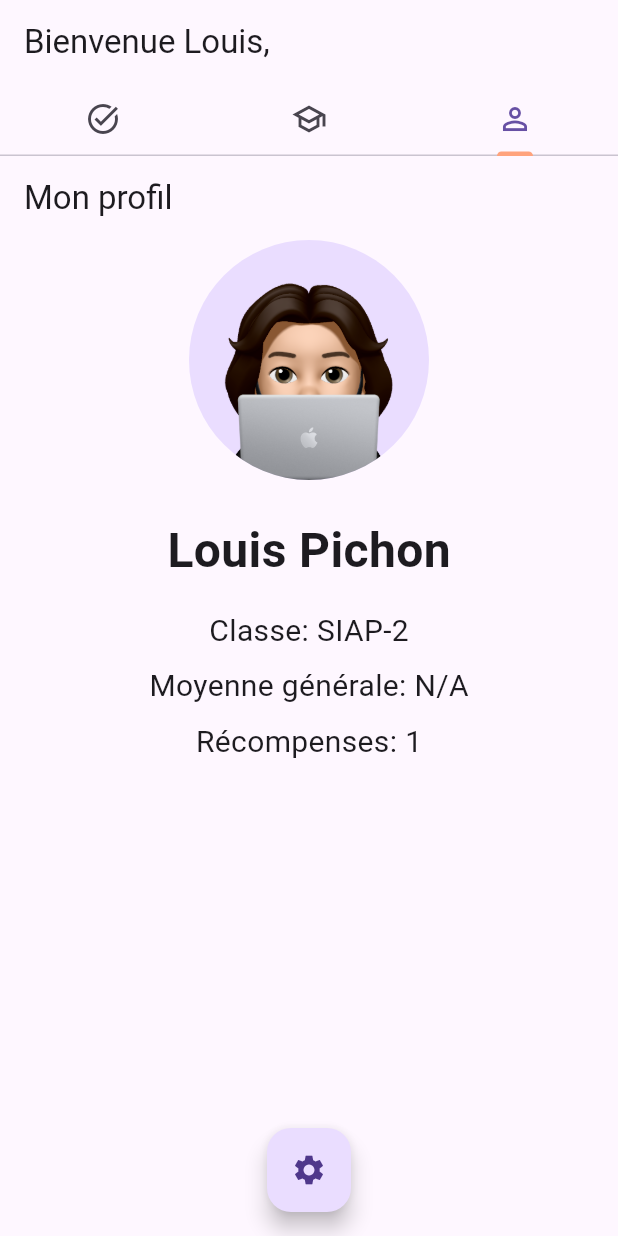
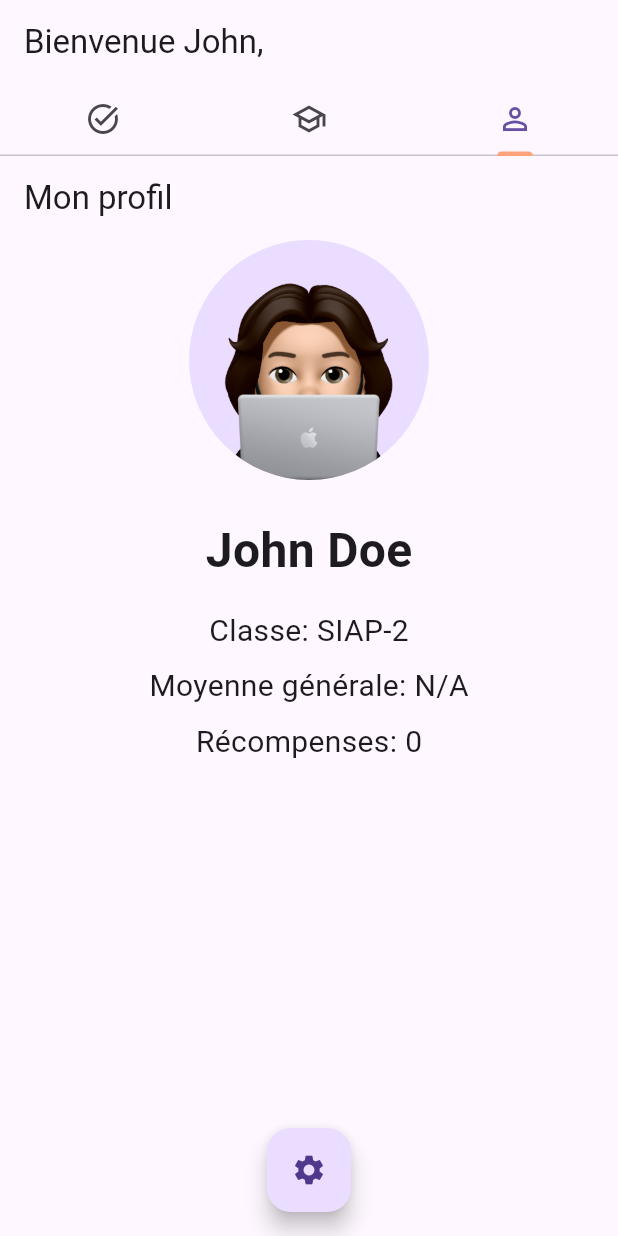
Before and after one commit to Orisiss/NoteManager, a Flutter app: the screen it shows after launch, tab 3 chosen, on a phone screen of 412 x 824 dp. Run offline on Flutter 3.47's test engine with Material 3 defaults, Android fonts, the phone set to English and light mode, and no system bars; our stand-ins replace fluttertoast, sqflite, syncfusion_flutter_calendar; accounts and stored records are empty.

Commit message:
Tout est finit + doc

```diff
--- a/lib/main.dart
+++ b/lib/main.dart
@@ -2,6 +2,7 @@ import 'package:flutter/material.dart';
 import 'package:note_manager/services/sqlite_service.dart';
 import 'package:note_manager/widgets/tabbar.dart';
 
+/// Point d'entrée de l'application.
 void main() async {
   WidgetsFlutterBinding.ensureInitialized();
   runApp(const MyApp());
@@ -10,6 +11,7 @@ void main() async {
   await sqliteService.initializeRewards();
 }
 
+/// Classe principale de l'application.
 class MyApp extends StatelessWidget {
   const MyApp({super.key});
 
--- a/lib/pages/evaluation.dart
+++ b/lib/pages/evaluation.dart
@@ -5,6 +5,7 @@ import 'package:note_manager/models/evaluation.dart';
 import 'package:note_manager/models/matiere.dart';
 import 'package:note_manager/services/sqlite_service.dart';
 
+/// Page de gestion des évaluations.
 class MyEvaluationPage extends StatefulWidget {
   const MyEvaluationPage({Key? key}) : super(key: key);
 
@@ -29,10 +30,12 @@ class _MyEvaluationPageState extends State<MyEvaluationPage> {
     _getEvaluations();
   }
 
+  /// Récupère la liste des matières depuis le service SQLite.
   _getMatieres() async {
     _matieres = await SqliteService().getAllMatieres();
   }
 
+  /// Récupère la liste des évaluations depuis le service SQLite.
   _getEvaluations() async {
     _evaluations = await SqliteService().getAllEvaluations();
     setState(() {});
--- a/lib/pages/profil.dart
+++ b/lib/pages/profil.dart
@@ -1,8 +1,10 @@
 import 'package:flutter/material.dart';
 import 'package:note_manager/models/evaluation.dart';
+import 'package:note_manager/models/recompense.dart';
 import 'package:note_manager/pages/settings.dart';
 import 'package:note_manager/services/sqlite_service.dart';
 
+/// Page de profil de l'utilisateur.
 class MyProfilPage extends StatefulWidget {
   const MyProfilPage({Key? key}) : super(key: key);
 
@@ -12,13 +14,16 @@ class MyProfilPage extends StatefulWidget {
 
 class _MyProfilPageState extends State<MyProfilPage> {
   double? average;
+  int? nbRecompenseObtenu;
 
   @override
   void initState() {
     super.initState();
     _calculateAverage();
+    _calculateRewardsObtained();
   }
 
+  /// Calcule la moyenne générale des évaluations.
   _calculateAverage() async {
     SqliteService sqliteService = SqliteService();
     List<Evaluation> evaluations = await sqliteService.getAllEvaluations();
@@ -28,6 +33,17 @@ class _MyProfilPageState extends State<MyProfilPage> {
         average = total / evaluations.length;
       });
     }
+  }
+
+  /// Calcule le nombre de récompenses obtenues.
+  _calculateRewardsObtained() async {
+    SqliteService sqliteService = SqliteService();
+    List<Recompense> rewards = await sqliteService.getAllRecompenses();
+    List<Recompense> obtainedRewards =
+        rewards.where((reward) => reward.isObtained).toList();
+    setState(() {
+      nbRecompenseObtenu = obtainedRewards.length;
+    });
   }
 
   @override
@@ -47,7 +63,7 @@ class _MyProfilPageState extends State<MyProfilPage> {
             ),
             const SizedBox(height: 24),
             const Text(
-              'Louis Pichon',
+              'John Doe',
               style: TextStyle(fontSize: 32, fontWeight: FontWeight.bold),
             ),
             const SizedBox(height: 16),
@@ -57,13 +73,13 @@ class _MyProfilPageState extends State<MyProfilPage> {
             ),
             const SizedBox(height: 8),
             Text(
-              'Moyenne générale: ${average ?? 'N/A'}',
+              'Moyenne générale: ${average != null ? average : 'N/A'}',
               style: const TextStyle(fontSize: 20),
             ),
             const SizedBox(height: 8),
-            const Text(
-              'Récompenses: 1',
-              style: TextStyle(fontSize: 20),
+            Text(
+              'Récompenses: ${nbRecompenseObtenu != null ? nbRecompenseObtenu : 0}',
+              style: const TextStyle(fontSize: 20),
             ),
           ],
         ),
--- a/lib/pages/settings.dart
+++ b/lib/pages/settings.dart
@@ -4,6 +4,7 @@ import 'package:note_manager/models/matiere.dart';
 import 'package:note_manager/models/professeur.dart';
 import 'package:note_manager/services/sqlite_service.dart';
 
+/// Page de réglages de l'application.
 class MySettingsPage extends StatefulWidget {
   const MySettingsPage({Key? key}) : super(key: key);
 
@@ -29,11 +30,13 @@ class _MySettingsPageState extends State<MySettingsPage> {
     _getMatieres();
   }
 
+  /// Récupère la liste des professeurs depuis la base de données.
   _getProfesseurs() async {
     _professeurs = await SqliteService().getAllProfesseurs();
     setState(() {});
   }
 
+  /// Récupère la liste des matières depuis la base de données.
   _getMatieres() async {
     _matieres = await SqliteService().getAllMatieres();
     setState(() {});
--- a/lib/widgets/tabbar.dart
+++ b/lib/widgets/tabbar.dart
@@ -3,6 +3,7 @@ import 'package:note_manager/pages/evaluation.dart';
 import 'package:note_manager/pages/profil.dart';
 import 'package:note_manager/pages/todo.dart';
 
+/// Widget représentant une barre d'onglets.
 class TabBarWidget extends StatelessWidget {
   const TabBarWidget({super.key});
 
@@ -12,7 +13,7 @@ class TabBarWidget extends StatelessWidget {
       length: 3,
       child: Scaffold(
         appBar: AppBar(
-          title: const Text('Bienvenue Louis,'),
+          title: const Text('Bienvenue John,'),
           centerTitle: false,
           bottom: const TabBar(
             indicatorColor: Color.fromRGBO(255, 163, 125, 1),
@@ -23,7 +24,7 @@ class TabBarWidget extends StatelessWidget {
             ],
           ),
         ),
-        body: const  TabBarView(
+        body: const TabBarView(
           children: [
             MyTodoPage(),
             MyEvaluationPage(),
--- a/pubspec.yaml
+++ b/pubspec.yaml
@@ -41,6 +41,7 @@ dependencies:
   syncfusion_flutter_calendar: ^25.1.39
   syncfusion_flutter_datepicker: ^25.1.40
   fluttertoast: ^8.2.5
+  shared_preferences: ^2.0.6
 
 dev_dependencies:
   flutter_test:
```
Also changed, not shown: lib/config/custom_scroll_behavior.dart (deleted, +0 -29 lines), lib/models/devoir.dart (+12 -0 lines), lib/models/evaluation.dart (+10 -0 lines), lib/models/matiere.dart (+9 -1 lines), lib/models/professeur.dart (+10 -0 lines), lib/models/recompense.dart (+10 -0 lines), lib/models/recompense_evaluation.dart (+10 -0 lines), lib/pages/todo.dart (+13 -6 lines), lib/services/sqlite_service.dart (+84 -1 lines), pubspec.lock, 2 other files.
